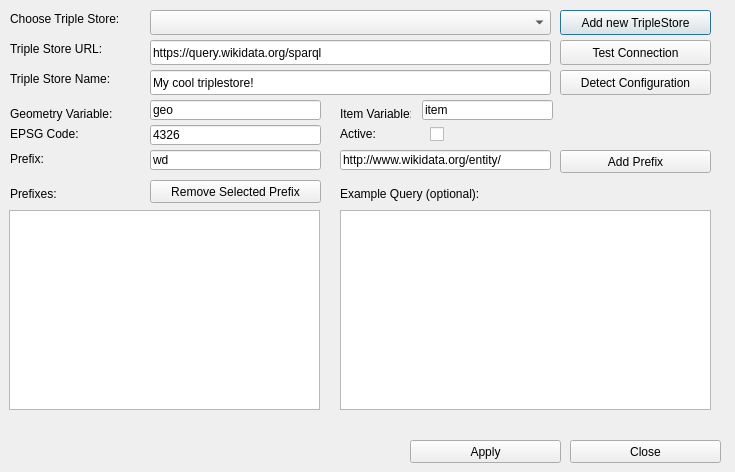
Old version of the form triplestoredialog.ui in the repository sparqlunicorn/sparqlunicornGoesGIS.
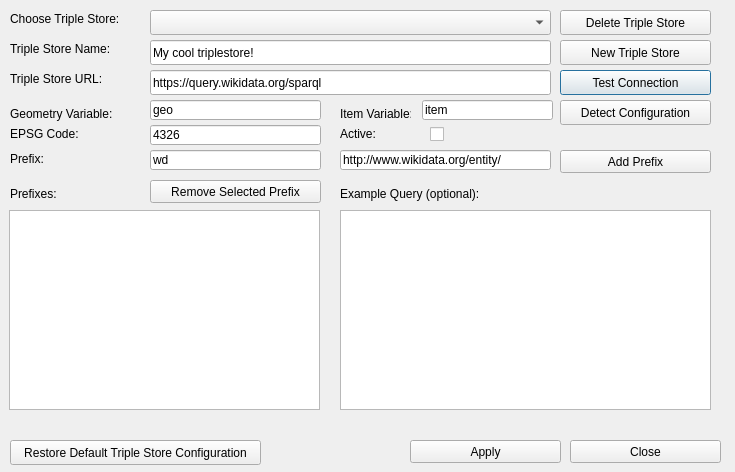
New version of the form.

```diff
--- a/triplestoredialog.ui
+++ b/triplestoredialog.ui
@@ -36,24 +36,11 @@
     </rect>
    </property>
   </widget>
-  <widget class="QPushButton" name="addTripleStoreButton">
-   <property name="geometry">
-    <rect>
-     <x>560</x>
-     <y>10</y>
-     <width>151</width>
-     <height>25</height>
-    </rect>
-   </property>
-   <property name="text">
-    <string>Add new TripleStore</string>
-   </property>
-  </widget>
   <widget class="QLabel" name="tripleStoreLabel">
    <property name="geometry">
     <rect>
      <x>10</x>
-     <y>40</y>
+     <y>70</y>
      <width>161</width>
      <height>17</height>
     </rect>
@@ -66,7 +53,7 @@
    <property name="geometry">
     <rect>
      <x>150</x>
-     <y>40</y>
+     <y>70</y>
      <width>401</width>
      <height>25</height>
     </rect>
@@ -79,7 +66,7 @@
    <property name="geometry">
     <rect>
      <x>10</x>
-     <y>70</y>
+     <y>40</y>
      <width>161</width>
      <height>17</height>
     </rect>
@@ -92,7 +79,7 @@
    <property name="geometry">
     <rect>
      <x>150</x>
-     <y>70</y>
+     <y>40</y>
      <width>401</width>
      <height>25</height>
     </rect>
@@ -131,7 +118,7 @@
    <property name="geometry">
     <rect>
      <x>560</x>
-     <y>40</y>
+     <y>70</y>
      <width>151</width>
      <height>25</height>
     </rect>
@@ -359,7 +346,7 @@
    <property name="geometry">
     <rect>
      <x>560</x>
-     <y>70</y>
+     <y>100</y>
      <width>151</width>
      <height>25</height>
     </rect>
@@ -368,6 +355,45 @@
     <string>Detect Configuration</string>
    </property>
   </widget>
+  <widget class="QPushButton" name="deleteTripleStore">
+   <property name="geometry">
+    <rect>
+     <x>560</x>
+     <y>10</y>
+     <width>151</width>
+     <height>25</height>
+    </rect>
+   </property>
+   <property name="text">
+    <string>Delete Triple Store</string>
+   </property>
+  </widget>
+  <widget class="QPushButton" name="newTripleStore">
+   <property name="geometry">
+    <rect>
+     <x>560</x>
+     <y>40</y>
+     <width>151</width>
+     <height>25</height>
+    </rect>
+   </property>
+   <property name="text">
+    <string>New Triple Store</string>
+   </property>
+  </widget>
+  <widget class="QPushButton" name="resetConfiguration">
+   <property name="geometry">
+    <rect>
+     <x>10</x>
+     <y>440</y>
+     <width>251</width>
+     <height>25</height>
+    </rect>
+   </property>
+   <property name="text">
+    <string>Restore Default Triple Store Configuration</string>
+   </property>
+  </widget>
  </widget>
  <resources/>
  <connections/>
```
